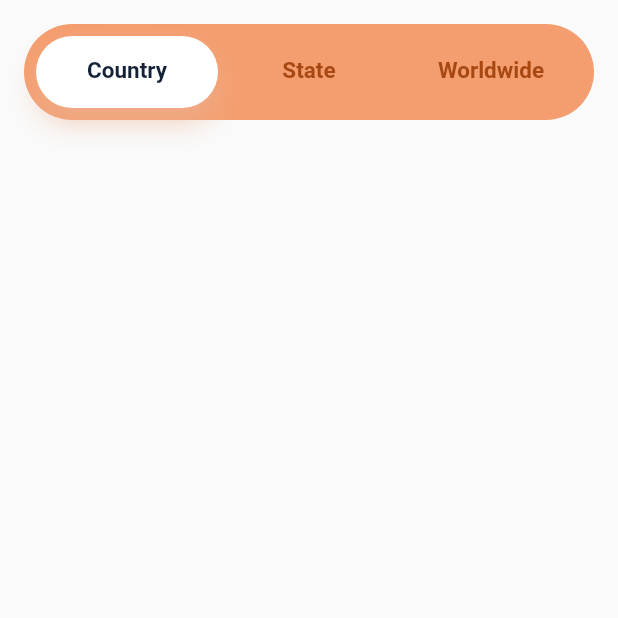
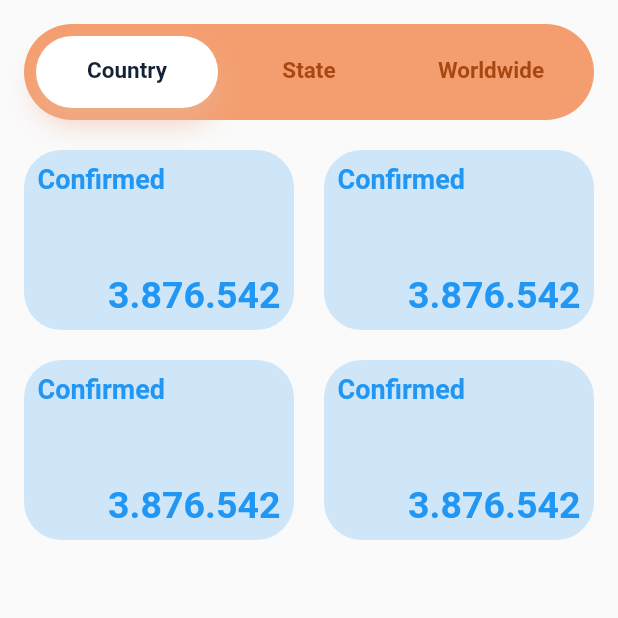
Before and after one commit to FunkyMan4415/covid, a Flutter app: the screen it shows after launch, on a phone screen of 412 x 824 dp, the top half of it. Run offline on Flutter 3.47's test engine with Material 2 defaults, Android fonts, the phone set to English and light mode, and no system bars; our stand-ins replace flutter_bloc, google_fonts.

Commit message:
mockup style

```diff
--- a/lib/common/styles.dart
+++ b/lib/common/styles.dart
@@ -21,3 +21,5 @@ final tabbarContainerStyle = BoxDecoration(
 );
 
 const labelStyle = TextStyle(fontWeight: FontWeight.bold, fontSize: 15);
+const cardTitleStyle = TextStyle(fontWeight: FontWeight.bold, fontSize: 18);
+const cardAmountStyle = TextStyle(fontWeight: FontWeight.bold, fontSize: 25);
--- /dev/null
+++ b/lib/dashboard/components/covid_card.dart
@@ -0,0 +1,45 @@
+import 'package:covid/common/styles.dart';
+import 'package:flutter/material.dart';
+
+class CovidCard extends StatelessWidget {
+  const CovidCard({
+    Key? key,
+    required this.color,
+    required this.title,
+    required this.amount,
+  }) : super(key: key);
+
+  final Color color;
+  final String title;
+  final String amount;
+
+  @override
+  Widget build(BuildContext context) {
+    return Container(
+      padding: const EdgeInsets.all(9),
+      decoration: BoxDecoration(
+        color: color.withOpacity(0.2),
+        borderRadius: BorderRadius.circular(25),
+      ),
+      child: Column(
+        mainAxisAlignment: MainAxisAlignment.spaceBetween,
+        children: [
+          Align(
+            alignment: Alignment.topLeft,
+            child: Text(
+              title,
+              style: cardTitleStyle.copyWith(color: color),
+            ),
+          ),
+          Align(
+            alignment: Alignment.bottomRight,
+            child: Text(
+              amount,
+              style: cardAmountStyle.copyWith(color: color),
+            ),
+          ),
+        ],
+      ),
+    );
+  }
+}
--- a/lib/dashboard/components/covid_tabbar.dart
+++ b/lib/dashboard/components/covid_tabbar.dart
@@ -1,5 +1,6 @@
 import 'package:covid/common/colors.dart';
 import 'package:covid/common/styles.dart';
+import 'package:covid/dashboard/components/covid_card.dart';
 import 'package:flutter/material.dart';
 
 class CovidTabbar extends StatefulWidget {
@@ -29,7 +30,9 @@ class _CovidTabbarState extends State<CovidTabbar>
 
   @override
   Widget build(BuildContext context) {
-    return Container(
+    return Column(
+      children: [
+        Container(
           margin: const EdgeInsets.all(0),
           padding: const EdgeInsets.all(8),
           decoration: tabbarContainerStyle,
@@ -52,6 +55,34 @@ class _CovidTabbarState extends State<CovidTabbar>
               ),
             ],
           ),
+        ),
+        Expanded(
+          child: Container(
+            margin: const EdgeInsets.only(top: 20),
+            child: TabBarView(
+              controller: _tabController,
+              children: [
+                GridView.builder(
+                  gridDelegate: const SliverGridDelegateWithFixedCrossAxisCount(
+                    crossAxisSpacing: 20,
+                    mainAxisSpacing: 20,
+                    childAspectRatio: 3 / 2,
+                    crossAxisCount: 2,
+                  ),
+                  itemCount: 4,
+                  itemBuilder: (context, index) => CovidCard(
+                    color: Colors.blue,
+                    title: 'Confirmed',
+                    amount: '3.876.542',
+                  ),
+                ),
+                Text('2'),
+                Text('3'),
+              ],
+            ),
+          ),
+        ),
+      ],
     );
   }
 }
```
Lines whose indentation alone changed are shown as unchanged.
